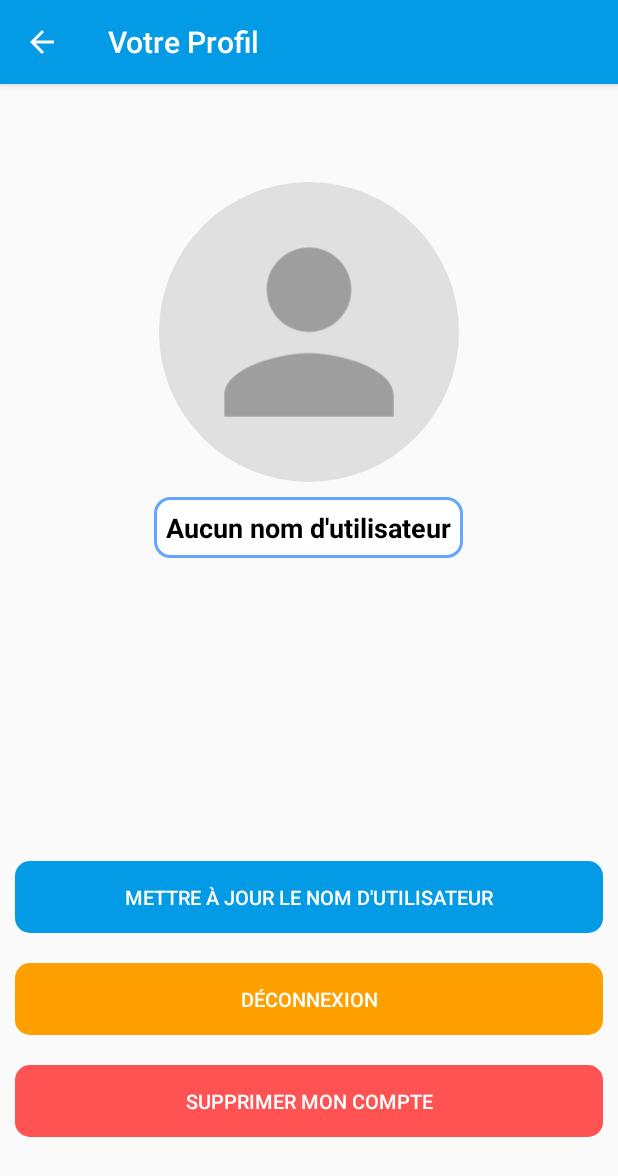
After one commit to nioto22/EmojiGame, an Android app: the ProfileActivity screen opened directly, with no data from a screen before it, on a phone screen of 412 x 824 dp. The commit adds this screen. Shown: the top 1176 px of the screen. Run offline under Robolectric (Android 15) with nearby library versions, the phone set to English and light mode, and no system bars; our stand-ins replace ButterKnife, Firebase (no records; nobody signed in at launch, a user with empty details on screens opened directly); libraries missing offline, so code that uses them is left out: com.firebase.ui.

Commit message:
Done : 2 - user is saved in firestore 3 - MainActivity is updated with user datas 4 - Blandine can change her profile with ProfileActivity
Next :
4' - Complete updating profile
5 - Blandine can create an enigma

```diff
--- a/app/build.gradle
+++ b/app/build.gradle
@@ -39,6 +39,7 @@ dependencies {
 
     // FIREBASE UI
     implementation 'com.firebaseui:firebase-ui-auth:3.1.3'
+    implementation 'com.firebaseui:firebase-ui-firestore:3.1.3'
 
     // FACEBOOK LOGIN SUPPORT
     implementation 'com.facebook.android:facebook-android-sdk:[4,5)'
--- /dev/null
+++ b/app/src/main/java/com/example/nioto/emojigame/auth/ProfileActivity.java
@@ -0,0 +1,132 @@
+package com.example.nioto.emojigame.auth;
+
+import android.content.DialogInterface;
+import android.support.annotation.Nullable;
+import android.support.design.widget.TextInputEditText;
+import android.support.v7.app.AlertDialog;
+import android.support.v7.app.AppCompatActivity;
+import android.os.Bundle;
+import android.text.TextUtils;
+import android.widget.CheckBox;
+import android.widget.ImageView;
+import android.widget.ProgressBar;
+import android.widget.TextView;
+
+import com.bumptech.glide.Glide;
+import com.bumptech.glide.request.RequestOptions;
+import com.example.nioto.emojigame.R;
+import com.example.nioto.emojigame.base.BaseActivity;
+import com.firebase.ui.auth.AuthUI;
+import com.google.android.gms.tasks.OnSuccessListener;
+
+import butterknife.BindView;
+import butterknife.OnClick;
+
+public class ProfileActivity extends BaseActivity {
+
+    //FOR DATA
+    // 2 - Identify each Http Request
+    private static final int SIGN_OUT_TASK = 10;
+    private static final int DELETE_USER_TASK = 20;
+
+    // FOR DESIGN
+    @BindView(R.id.profile_activity_image_view_profile) ImageView imageViewProfile;
+    @BindView(R.id.profile_activity_edit_text_username) TextInputEditText textInputEditTextUsername;
+    @BindView(R.id.profile_activity_progress_bar) ProgressBar progressBar;
+
+    @Override
+    protected void onCreate(@Nullable Bundle savedInstanceState) {
+        super.onCreate(savedInstanceState);
+        this.configureToolbar();
+        this.updateUIWhenCreating();
+    }
+
+
+
+    @Override
+    public int getFragmentLayout() { return (R.layout.activity_profile);}
+
+
+
+
+
+            // --------------------
+            // ACTIONS
+            // --------------------
+
+    @OnClick(R.id.profile_activity_button_sign_out)
+    public void onClickSignOutButton() { this.signOutUserFromFirebase(); }
+
+    @OnClick(R.id.profile_activity_button_delete)
+    public void onClickDeleteButton() {
+        new AlertDialog.Builder(this)
+                .setMessage(R.string.popup_message_confirmation_delete_account)
+                .setPositiveButton(R.string.popup_message_choice_yes, new DialogInterface.OnClickListener() {
+                    @Override
+                    public void onClick(DialogInterface dialogInterface, int i) {
+                        deleteUserFromFirebase();
+                    }
+                })
+                .setNegativeButton(R.string.popup_message_choice_no, null)
+                .show();
+    }
+
+    // --------------------
+    // REST REQUESTS
+    // --------------------
+
+    private void signOutUserFromFirebase(){
+        AuthUI.getInstance()
+                .signOut(this)
+                .addOnSuccessListener(this, this.updateUIAfterRESTRequestsCompleted(SIGN_OUT_TASK));
+    }
+
+    private void deleteUserFromFirebase(){
+        if (this.getCurrentUser() != null) {
+            AuthUI.getInstance()
+                    .delete(this)
+                    .addOnSuccessListener(this, this.updateUIAfterRESTRequestsCompleted(DELETE_USER_TASK));
+        }
+    }
+
+    // --------------------
+    // UI
+    // --------------------
+
+    private void updateUIWhenCreating() {
+        if (isCurrentUserLogged()){
+            if (this.getCurrentUser().getPhotoUrl() != null){
+                Glide.with(this)
+                        .load(this.getCurrentUser().getPhotoUrl())
+                        .apply(RequestOptions.circleCropTransform())
+                        .into(imageViewProfile);
+            }
+            String username = TextUtils.isEmpty(this.getCurrentUser().getDisplayName()) ?
+                    getString(R.string.info_no_username_found) : this.getCurrentUser().getDisplayName();
+            textInputEditTextUsername.setText(username);
+        }
+    }
+
+
+    // 3 - Create OnCompleteListener called after tasks ended
+    private OnSuccessListener<Void> updateUIAfterRESTRequestsCompleted(final int origin){
+        return new OnSuccessListener<Void>() {
+            @Override
+            public void onSuccess(Void aVoid) {
+                switch (origin){
+                    case SIGN_OUT_TASK:
+                        finish();
+                        break;
+                    case DELETE_USER_TASK:
+                        finish();
+                        break;
+                    default:
+                        break;
+                }
+            }
+        };
+    }
+
+
+
+}
--- a/app/src/main/res/layout/activity_main.xml
+++ b/app/src/main/res/layout/activity_main.xml
@@ -3,6 +3,7 @@
     xmlns:android="http://schemas.android.com/apk/res/android"
     xmlns:app="http://schemas.android.com/apk/res-auto"
     xmlns:tools="http://schemas.android.com/tools"
+    android:id="@+id/main_activity_main_linear_layout"
     android:layout_width="match_parent"
     android:layout_height="match_parent"
     android:orientation="vertical"
@@ -59,7 +60,7 @@
         <ImageView
             android:id="@+id/main_activity_image_view_profile"
             android:layout_width="match_parent"
-            android:layout_height="160dp"
+            android:layout_height="200dp"
             app:srcCompat="@drawable/ic_anon_user_48dp" />
         <Button
             android:id="@+id/main_activity_button_username"
--- /dev/null
+++ b/app/src/main/res/layout/activity_profile.xml
@@ -0,0 +1,93 @@
+<?xml version="1.0" encoding="utf-8"?>
+<LinearLayout
+    xmlns:android="http://schemas.android.com/apk/res/android"
+    xmlns:app="http://schemas.android.com/apk/res-auto"
+    xmlns:tools="http://schemas.android.com/tools"
+    android:layout_width="match_parent"
+    android:layout_height="match_parent"
+    android:orientation="vertical"
+    android:gravity="center_horizontal"
+    tools:context=".MainActivity">
+
+    <!-- PROFILE IMAGE -->
+    <LinearLayout
+        android:id="@+id/profile_activity_rl_user"
+        android:layout_width="match_parent"
+        android:layout_height="match_parent"
+        android:orientation="vertical"
+        android:gravity="center"
+        android:layout_weight="0.7">
+        <ImageView
+            android:id="@+id/profile_activity_image_view_profile"
+            android:layout_width="match_parent"
+            android:layout_height="200dp"
+            app:srcCompat="@drawable/ic_anon_user_48dp" />
+        <android.support.design.widget.TextInputEditText
+            android:id="@+id/profile_activity_edit_text_username"
+            android:layout_width="wrap_content"
+            android:layout_height="wrap_content"
+            android:background="@drawable/text_view_main_username"
+            android:hint="Username"
+            android:textColor="@color/secondaryTextColor"
+            android:textAppearance="@style/Base.TextAppearance.AppCompat.Medium"
+            android:textStyle="bold"
+            android:padding="8dp"
+            android:layout_marginTop="10dp"/>
+        <!-- PROGRESS BAR -->
+        <ProgressBar
+            android:id="@+id/profile_activity_progress_bar"
+            android:layout_width="30dip"
+            android:layout_height="30dip"
+            android:visibility="invisible"
+            android:layout_margin="@dimen/default_large_margin"/>
+
+    </LinearLayout>
+    <!-- BUTTONS CONTAINER -->
+    <LinearLayout
+        android:layout_width="match_parent"
+        android:layout_height="match_parent"
+        android:gravity="center"
+        android:orientation="vertical"
+        android:layout_weight="1">
+
+        <!-- BUTTON UPDATE USERNAME -->
+        <Button
+            android:id="@+id/profile_activity_button_update"
+            android:layout_width="match_parent"
+            android:layout_height="wrap_content"
+            android:text="@string/button_update_account"
+            android:textColor="#fff"
+            android:textSize="@dimen/default_text_size"
+            android:background="@drawable/button_radius_primary_color"
+            style="?android:attr/borderlessButtonStyle"
+            android:layout_margin="@dimen/default_margin"
+            android:padding="@dimen/default_margin"/>
+
+        <!-- BUTTON SIGN OUT -->
+        <Button
+            android:id="@+id/profile_activity_button_sign_out"
+            android:layout_width="match_parent"
+            android:layout_height="wrap_content"
+            android:text="@string/button_sign_out_account"
+            android:textColor="#fff"
+            android:textSize="@dimen/default_text_size"
+            android:background="@drawable/button_radius_accent_color"
+            style="?android:attr/borderlessButtonStyle"
+            android:layout_margin="@dimen/default_margin"
+            android:padding="@dimen/default_margin"/>
+
+        <!-- BUTTON DELETE ACCOUNT -->
+        <Button
+            android:id="@+id/profile_activity_button_delete"
+            android:layout_width="match_parent"
+            android:layout_height="wrap_content"
+            android:text="@string/button_delete_account"
+            android:textColor="#fff"
+            android:textSize="@dimen/default_text_size"
+            android:background="@drawable/button_radius_error_color"
+            style="?android:attr/borderlessButtonStyle"
+            android:layout_margin="@dimen/default_margin"
+            android:padding="@dimen/default_margin"/>
+
+    </LinearLayout>
+</LinearLayout>
--- a/app/src/main/res/values/strings.xml
+++ b/app/src/main/res/values/strings.xml
@@ -12,7 +12,7 @@
     <string name="button_login_text_not_logged">Connexion</string>
 
     <!-- LOGIN ACTIVITY -->
-    <string name="toolbar_title_login_activity">Votre Profil</string>
+    <string name="toolbar_title_profile_activity">Votre Profil</string>
     <string name="text_input_username">Nom d\'utilisateur</string>
     <string name="text_view_email">Adresse email :</string>
     <string name="button_update_account">Mettre à jour le nom d\'utilisateur</string>
```
Also changed, not shown: app/src/main/AndroidManifest.xml (+10 -9 lines), app/src/main/java/com/example/nioto/emojigame/LoginActivity.java (+21 -12 lines), app/src/main/java/com/example/nioto/emojigame/MainActivity.java (+52 -14 lines), app/src/main/java/com/example/nioto/emojigame/api/UserHelper.java (added, +48 -0 lines), app/src/main/java/com/example/nioto/emojigame/base/BaseActivity.java (+32 -3 lines), app/src/main/java/com/example/nioto/emojigame/models/Enigma.java (added, +54 -0 lines), app/src/main/java/com/example/nioto/emojigame/models/Message.java (added, +39 -0 lines), app/src/main/java/com/example/nioto/emojigame/models/User.java (added, +58 -0 lines).
